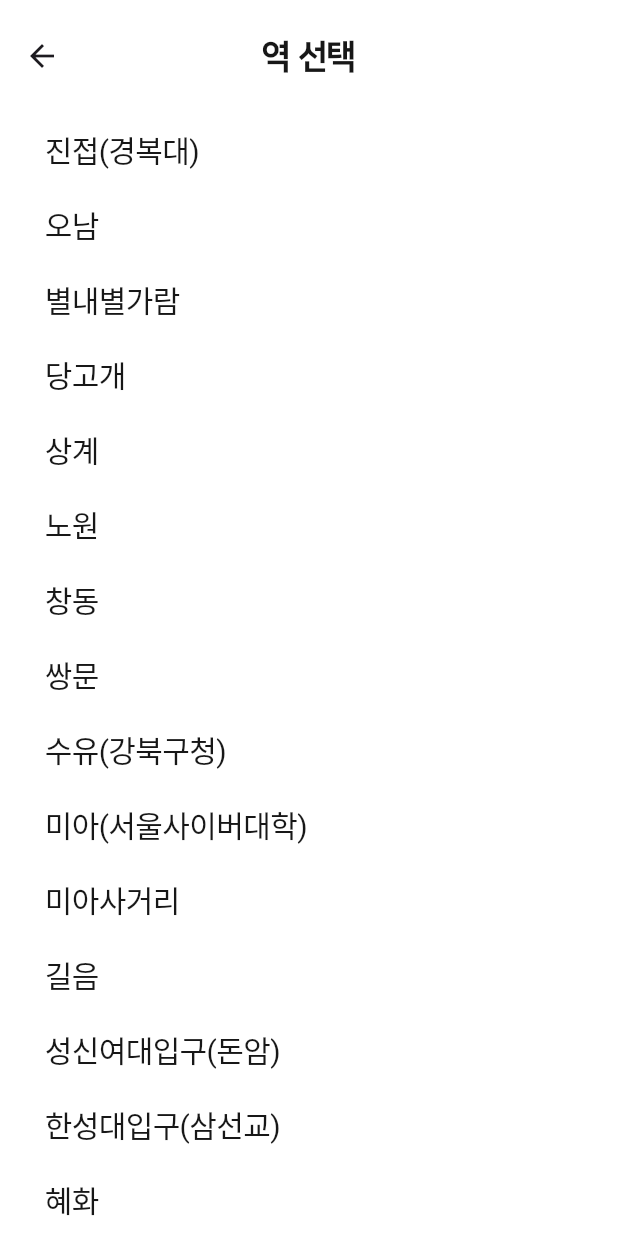
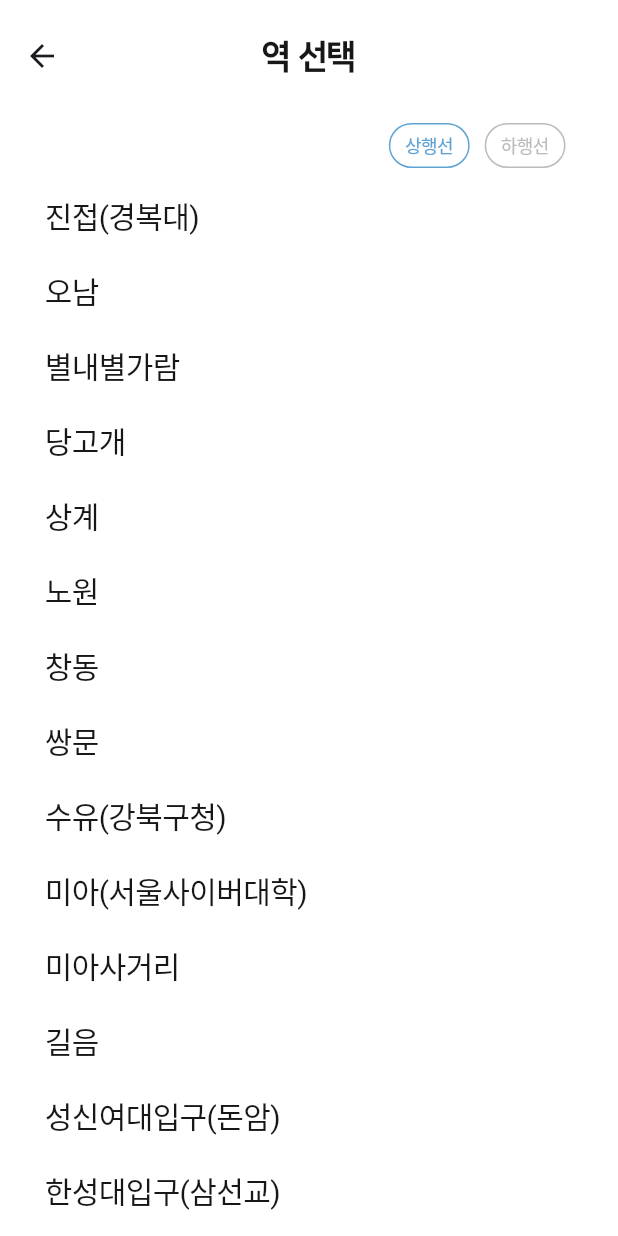
Before and after one commit to celeste0423/subway-seat, a Flutter app: the StationSelectPage screen opened directly, on a phone screen of 412 x 824 dp. Run offline on Flutter 3.47's test engine with Material 3 defaults, Android fonts, the phone set to English and light mode, and no system bars; our stand-ins replace cloud_firestore, firebase_analytics, firebase_auth, firebase_core, get, google_sign_in and 1 more; missing offline and left inert: amplitude_flutter, google_sign_in_platform_interface, google_sign_in_web; accounts and stored records are empty.

Commit message:
api추가

```diff
--- a/lib/features/station_page/station_page.dart
+++ b/lib/features/station_page/station_page.dart
@@ -1,12 +1,69 @@
+import 'dart:convert';
+
 import 'package:flutter/cupertino.dart';
 import 'package:flutter/material.dart';
+import 'package:http/http.dart' as http;
+import 'package:subway_seat/helpers/open_alert_dialog.dart';
 import 'package:subway_seat/utils/custom_color.dart';
 import 'package:subway_seat/widgets/title_text.dart';
 
-class StationPage extends StatelessWidget {
-  StationPage({super.key});
+class StationPage extends StatefulWidget {
+  final String? stationCode;
+  final String? isUpward;
+  StationPage({super.key, this.stationCode, this.isUpward});
 
+  @override
+  State<StationPage> createState() => _StationPageState();
+}
+
+class _StationPageState extends State<StationPage> {
+  @override
+  void initState() {
+    searchTime(widget.stationCode!, widget.isUpward!);
+    super.initState();
+  }
+
+  bool isLoading = true;
+
+  List<List<String>> trainInfoList = [];
   String subwayApiKey = '4a687773456a79653737634c46526b';
+  String serviceUrl = '//openAPI.seoul.go.kr:8088';
+
+  Future<List<List<String>>> searchTime(
+      String stationCode, String isUpward) async {
+    print('코드는 ${stationCode}');
+    // String apiUrl =
+    //     '${serviceUrl}/${subwayApiKey}/json/SearchSTNTimeTableByIDService/1/5/2561/1/1/';
+    String apiUrl =
+        '${serviceUrl}/${subwayApiKey}/json/SearchSTNTimeTableByIDService/1/120/${stationCode}/1/${isUpward}';
+    print(apiUrl);
+    http.Response response = await http.get(Uri.parse(apiUrl));
+    if (response.statusCode == 200) {
+      // print(response.body);
+      List<List<String>> trainInfos = [];
+      final Map<String, dynamic> data = json.decode(response.body);
+      final List<dynamic> rows = data['SearchSTNTimeTableByIDService']['row'];
+
+      for (var row in rows) {
+        String arrivalTime = row['ARRIVETIME'];
+        String trainNo = row['TRAIN_NO'];
+        trainInfos.add([arrivalTime, trainNo]);
+      }
+      print('열차 시간 정보 ${trainInfos}');
+      trainInfoList = trainInfos;
+      setState(() {
+        isLoading = false; // 로딩 완료
+      });
+      return trainInfos;
+    } else {
+      setState(() {
+        isLoading = false; // 로딩 완료
+      });
+      throw openAlertDialog(
+          title: '열차 정보 로드에 실패했습니다.',
+          content: '에러코드: ${response.statusCode.toString()}');
+    }
+  }
 
   PreferredSizeWidget _appBar() {
     return AppBar(
@@ -16,23 +73,23 @@ class StationPage extends StatelessWidget {
     );
   }
 
-  Widget _stationListView() {
+  Widget _timeListView() {
     return ListView.builder(
-      itemCount: 51,
+      itemCount: trainInfoList.length,
       itemBuilder: (context, index) {
-        return _stationCard(index);
+        return _timeCard(index);
       },
     );
   }
 
-  Widget _stationCard(int index) {
+  Widget _timeCard(int index) {
     return CupertinoButton(
       onPressed: () {},
       padding: EdgeInsets.symmetric(horizontal: 30, vertical: 10),
       alignment: Alignment.centerLeft,
       child: Container(
         child: Text(
-          stationList[index][0],
+          '도착시간 : ${trainInfoList[index][0]}, 열차코드 : ${trainInfoList[index][1]}',
           style: TextStyle(
             fontSize: 20,
             color: CustomColors.blackText,
@@ -46,7 +103,9 @@ class StationPage extends StatelessWidget {
   Widget build(BuildContext context) {
     return Scaffold(
       appBar: _appBar(),
-      body: _stationListView(),
+      body: isLoading
+          ? Center(child: CircularProgressIndicator()) // 로딩 중이면 로딩 표시
+          : _timeListView(),
     );
   }
 }
--- a/lib/features/station_select/station_select_page.dart
+++ b/lib/features/station_select/station_select_page.dart
@@ -1,63 +1,71 @@
 import 'package:flutter/cupertino.dart';
 import 'package:flutter/material.dart';
+import 'package:get/get.dart';
+import 'package:subway_seat/features/station_page/station_page.dart';
 import 'package:subway_seat/utils/custom_color.dart';
 import 'package:subway_seat/widgets/title_text.dart';
 
-class StationSelectPage extends StatelessWidget {
+class StationSelectPage extends StatefulWidget {
   StationSelectPage({super.key});
 
+  @override
+  State<StationSelectPage> createState() => _StationSelectPageState();
+}
+
+class _StationSelectPageState extends State<StationSelectPage> {
+  String isUpward = '1';
   List<List<dynamic>> stationList = [
-    ['진접(경복대)', 405],
-    ['오남', 406],
-    ['별내별가람', 408],
-    ['당고개', 409],
-    ['상계', 410],
-    ['노원', 411],
-    ['창동', 412],
-    ['쌍문', 413],
-    ['수유(강북구청)', 414],
-    ['미아(서울사이버대학)', 415],
-    ['미아사거리', 416],
-    ['길음', 417],
-    ['성신여대입구(돈암)', 418],
-    ['한성대입구(삼선교)', 419],
-    ['혜화', 420],
-    ['동대문', 421],
-    ['동대문역사문화공원(DDP)', 422],
-    ['충무로', 423],
-    ['명동(우리금융타운)', 424],
-    ['회현(남대문시장)', 425],
-    ['서울역', 426],
-    ['숙대입구(갈월)', 427],
-    ['삼각지', 428],
-    ['신용산(아모레퍼시픽)', 429],
-    ['이촌(국립중앙박물관)', 430],
-    ['동작(현추원)', 431],
-    ['총신대입구(이수)', 432],
-    ['사당', 433],
-    ['남태령', 434],
-    ['선바위', 435],
-    ['경마공원', 436],
-    ['대공원(서울랜드)', 437],
-    ['과천', 438],
-    ['정부과천청사', 439],
-    ['인덕원', 440],
-    ['평촌(한림대성심병원)', 441],
-    ['범계', 442],
-    ['금정', 443],
-    ['산본(원광대산본병원)', 444],
-    ['수리산', 445],
-    ['대야미', 446],
-    ['반월', 447],
-    ['상록수(안산대학교)', 448],
-    ['한대앞', 449],
-    ['중앙(서울예술대학교)', 450],
-    ['고잔(고대안산병원)', 451],
-    ['초지(신안산대학교)', 452],
-    ['안산', 453],
-    ['신길온천', 454],
-    ['정왕(한국공학대학교)', 455],
-    ['오이도', 456],
+    ['진접(경복대)', '0405'],
+    ['오남', '0406'],
+    ['별내별가람', '0408'],
+    ['당고개', '0409'],
+    ['상계', '0410'],
+    ['노원', '0411'],
+    ['창동', '0412'],
+    ['쌍문', '0413'],
+    ['수유(강북구청)', '0414'],
+    ['미아(서울사이버대학)', '0415'],
+    ['미아사거리', '0416'],
+    ['길음', '0417'],
+    ['성신여대입구(돈암)', '0418'],
+    ['한성대입구(삼선교)', '0419'],
+    ['혜화', '0420'],
+    ['동대문', '0421'],
+    ['동대문역사문화공원(DDP)', '0422'],
+    ['충무로', '0423'],
+    ['명동(우리금융타운)', '0424'],
+    ['회현(남대문시장)', '0425'],
+    ['서울역', '0426'],
+    ['숙대입구(갈월)', '0427'],
+    ['삼각지', '0428'],
+    ['신용산(아모레퍼시픽)', '0429'],
+    ['이촌(국립중앙박물관)', '0430'],
+    ['동작(현추원)', '0431'],
+    ['총신대입구(이수)', '0432'],
+    ['사당', '0433'],
+    ['남태령', '0434'],
+    ['선바위', '0435'],
+    ['경마공원', '0436'],
+    ['대공원(서울랜드)', '0437'],
+    ['과천', '0438'],
+    ['정부과천청사', '0439'],
+    ['인덕원', '0440'],
+    ['평촌(한림대성심병원)', '0441'],
+    ['범계', '0442'],
+    ['금정', '0443'],
+    ['산본(원광대산본병원)', '0444'],
+    ['수리산', '0445'],
+    ['대야미', '0446'],
+    ['반월', '0447'],
+    ['상록수(안산대학교)', '0448'],
+    ['한대앞', '0449'],
+    ['중앙(서울예술대학교)', '0450'],
+    ['고잔(고대안산병원)', '0451'],
+    ['초지(신안산대학교)', '0452'],
+    ['안산', '0453'],
+    ['신길온천', '0454'],
+    ['정왕(한국공학대학교)', '0455'],
+    ['오이도', '0456'],
   ];
 
   PreferredSizeWidget _appBar() {
@@ -65,6 +73,74 @@ class StationSelectPage extends StatelessWidget {
       title: TitleText(
         text: '역 선택',
       ),
+    );
+  }
+
+  Widget _isUpwardSelect() {
+    return Row(
+      mainAxisAlignment: MainAxisAlignment.end,
+      children: [
+        CupertinoButton(
+          padding: const EdgeInsets.symmetric(horizontal: 5),
+          onPressed: () {
+            setState(() {
+              isUpward = '1';
+            });
+          },
+          child: Container(
+            decoration: BoxDecoration(
+              color: Colors.transparent,
+              borderRadius: BorderRadius.circular(15),
+              border: Border.all(
+                color: isUpward == '1'
+                    ? CustomColors.mainBlue
+                    : CustomColors.greyBackground,
+                width: 1,
+              ),
+            ),
+            padding: const EdgeInsets.symmetric(horizontal: 10, vertical: 5),
+            child: Text(
+              '상행선',
+              style: TextStyle(
+                color: isUpward == '1'
+                    ? CustomColors.mainBlue
+                    : CustomColors.greyBackground,
+                fontSize: 12,
+              ),
+            ),
+          ),
+        ),
+        CupertinoButton(
+          padding: const EdgeInsets.symmetric(horizontal: 5),
+          onPressed: () {
+            setState(() {
+              isUpward = '2';
+            });
+          },
+          child: Container(
+            decoration: BoxDecoration(
+              color: Colors.transparent,
+              borderRadius: BorderRadius.circular(15),
+              border: Border.all(
+                color: isUpward == '2'
+                    ? CustomColors.mainBlue
+                    : CustomColors.greyBackground,
+                width: 1,
+              ),
+            ),
+            padding: const EdgeInsets.symmetric(horizontal: 10, vertical: 5),
+            child: Text(
+              '하행선',
+              style: TextStyle(
+                color: isUpward == '2'
+                    ? CustomColors.mainBlue
+                    : CustomColors.greyBackground,
+                fontSize: 12,
+              ),
+            ),
+          ),
+        ),
+      ],
     );
   }
 
@@ -79,8 +155,13 @@ class StationSelectPage extends StatelessWidget {
 
   Widget _stationCard(int index) {
     return CupertinoButton(
-      onPressed: () {},
-      padding: EdgeInsets.symmetric(horizontal: 30, vertical: 10),
+      onPressed: () {
+        Get.to(() => StationPage(
+              stationCode: stationList[index][1].toString(),
+              isUpward: isUpward,
+            ));
+      },
+      padding: EdgeInsets.symmetric(vertical: 10),
       alignment: Alignment.centerLeft,
       child: Container(
         child: Text(
@@ -98,7 +179,15 @@ class StationSelectPage extends StatelessWidget {
   Widget build(BuildContext context) {
     return Scaffold(
       appBar: _appBar(),
-      body: _stationListView(),
+      body: Padding(
+        padding: const EdgeInsets.symmetric(horizontal: 30),
+        child: Column(
+          children: [
+            _isUpwardSelect(),
+            Expanded(child: _stationListView()),
+          ],
+        ),
+      ),
     );
   }
 }
--- a/pubspec.yaml
+++ b/pubspec.yaml
@@ -45,6 +45,7 @@ dependencies:
   firebase_analytics: ^10.10.6
   amplitude_flutter: ^3.16.2
   flutter_dotenv: ^5.1.0
+  http: ^1.2.1
 
 dev_dependencies:
   flutter_test:
```
Also changed, not shown: pubspec.lock, 1 other file.
